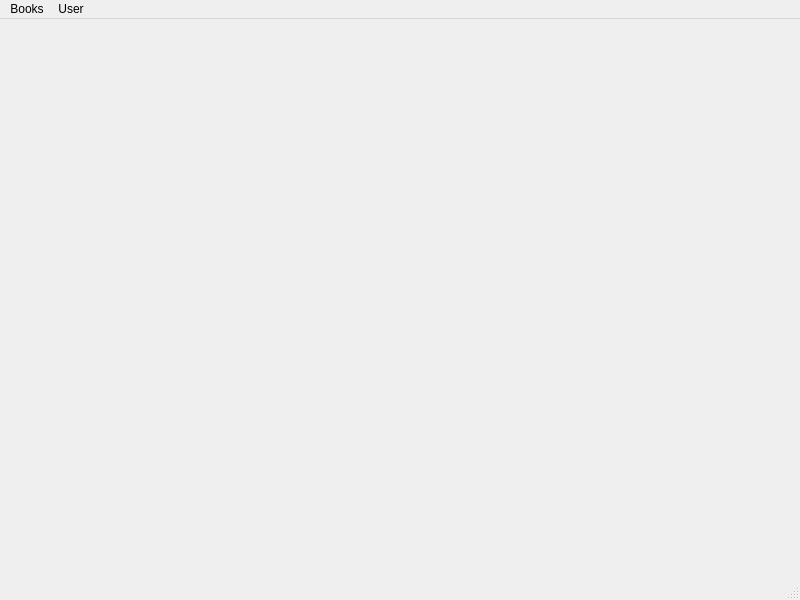
First picture: the form in studentmenu.ui, repository sofiiahaman/OOP-Project, before the edit.
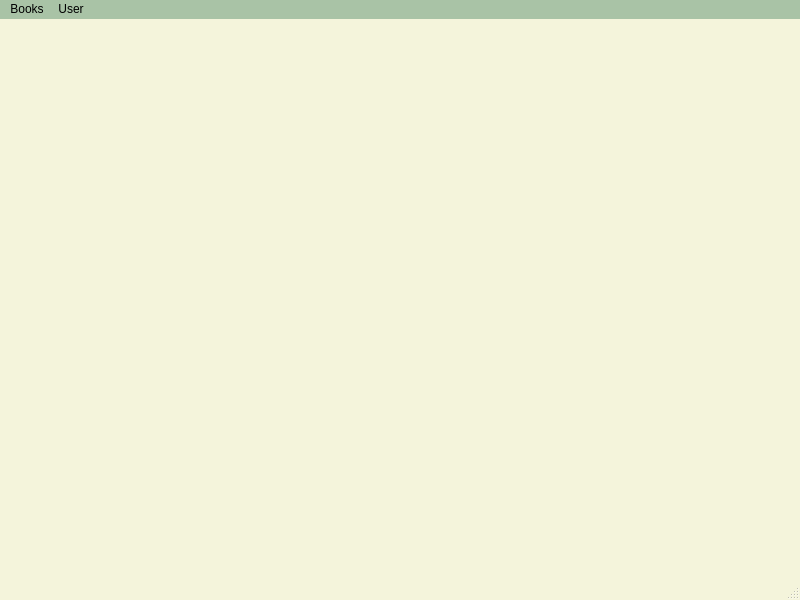
Second picture: the form after the edit.

Commit message: Add functionality for student user

```diff
--- a/studentmenu.ui
+++ b/studentmenu.ui
@@ -14,7 +14,13 @@
    <string>MainWindow</string>
   </property>
   <property name="styleSheet">
-   <string notr="true"/>
+   <string notr="true">QWidget#StudentMenu {
+    background-color: #f4f4db;  
+}
+
+QMenuBar {
+ background-color: #a9c3a6;
+}</string>
   </property>
   <widget class="QWidget" name="centralwidget"/>
   <widget class="QMenuBar" name="menubar">
@@ -23,16 +29,28 @@
      <x>0</x>
      <y>0</y>
      <width>800</width>
-     <height>21</height>
+     <height>25</height>
     </rect>
    </property>
    <widget class="QMenu" name="menuBooks">
+    <property name="font">
+     <font>
+      <family>Arial Rounded MT</family>
+      <bold>true</bold>
+     </font>
+    </property>
     <property name="title">
      <string>Books</string>
     </property>
     <addaction name="actionView_books"/>
    </widget>
    <widget class="QMenu" name="menuUser">
+    <property name="font">
+     <font>
+      <family>Arial Rounded MT</family>
+      <bold>true</bold>
+     </font>
+    </property>
     <property name="title">
      <string>User</string>
     </property>
```
Left out of the diff: 15 changed lines with no effect on the pictures. The commit also changes 16 other files.
